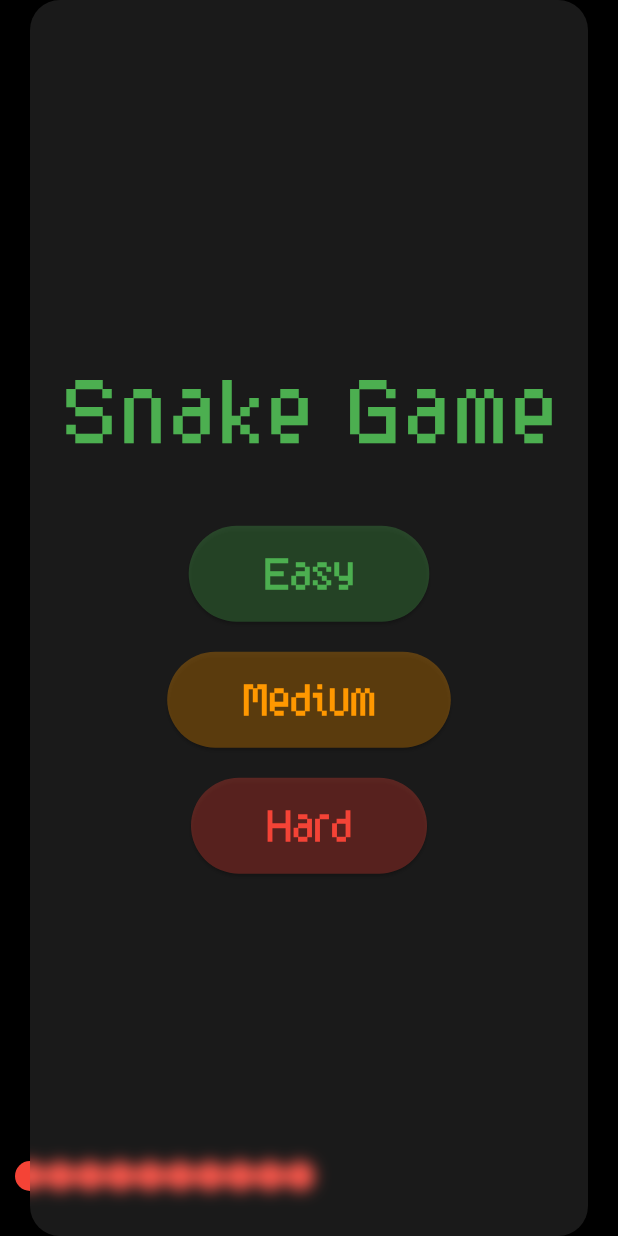
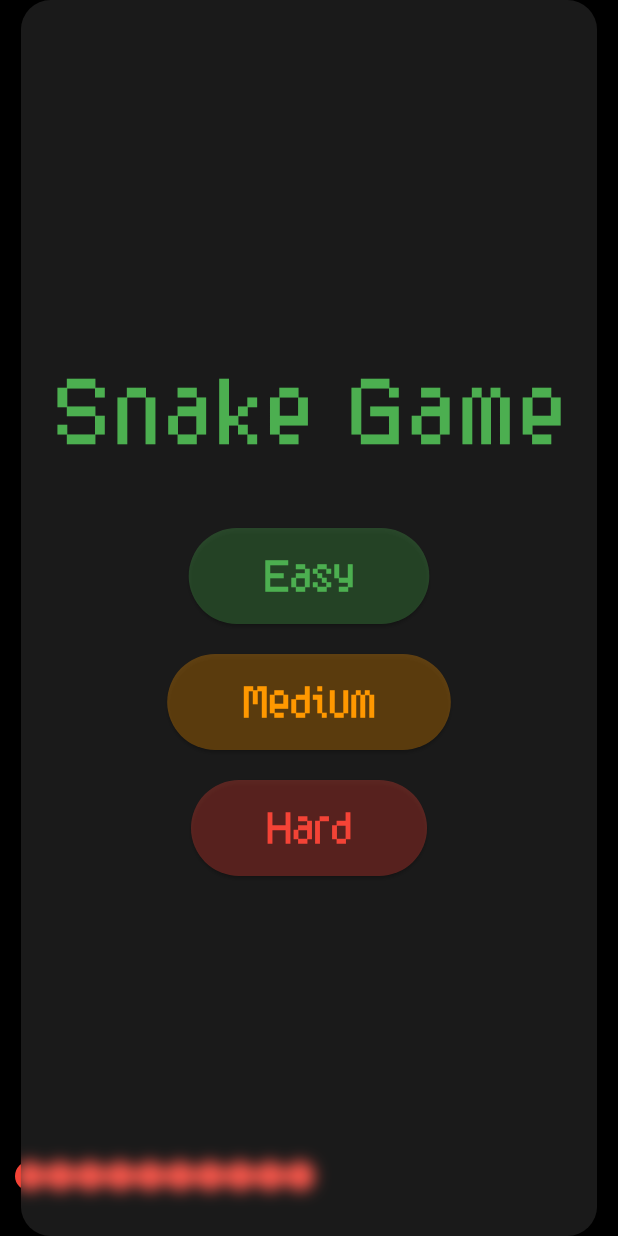
Before and after one commit to prathmesh-d-glitch/Snake-game, a Flutter app: the screen it shows after launch, on a phone screen of 412 x 824 dp. Run offline on Flutter 3.47's test engine with Material 3 defaults, Android fonts, the phone set to English and light mode, and no system bars.

Commit message:
Title Update

```diff
--- a/lib/welcome/welcome_page.dart
+++ b/lib/welcome/welcome_page.dart
@@ -109,7 +109,7 @@
                     "Snake Game",
                     style: TextStyle(
                       color: Colors.green,
-                      fontSize: 48,
+                      fontSize: 50,
                       fontFamily: 'PixelFont',
                       fontWeight: FontWeight.bold,
                       letterSpacing: 4.0,
```
